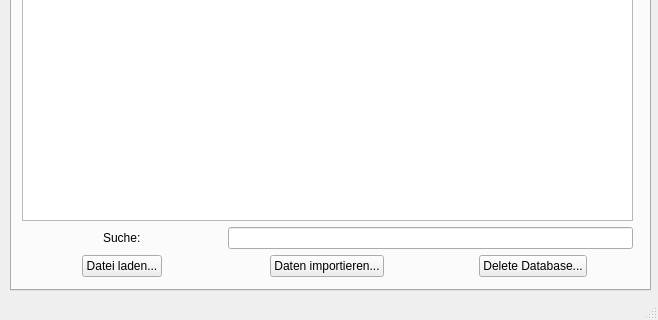
Qt form gui/bbss_tabbed_gui.ui (wichmann/bbss) before a commit; both pictures show x 0 to 658 and y 469 to 789 of the 658 by 789 pixel window.
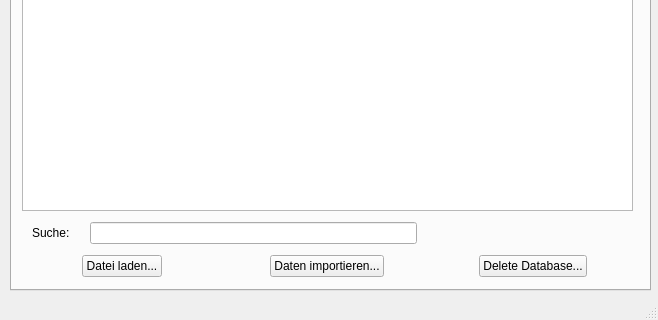
The same form after that commit.

Commit message: Improved graphical user interface.

```diff
--- a/gui/bbss_tabbed_gui.ui
+++ b/gui/bbss_tabbed_gui.ui
@@ -46,7 +46,24 @@
        </rect>
       </property>
       <layout class="QGridLayout" name="gridLayout">
-       <item row="4" column="1" alignment="Qt::AlignHCenter">
+       <item row="5" column="0" alignment="Qt::AlignHCenter">
+        <widget class="QPushButton" name="load_file_button">
+         <property name="text">
+          <string>Datei laden...</string>
+         </property>
+        </widget>
+       </item>
+       <item row="0" column="0" colspan="3">
+        <widget class="QLabel" name="label_8">
+         <property name="text">
+          <string>Importierte Schüler:</string>
+         </property>
+         <property name="buddy">
+          <cstring>import_data_tableview</cstring>
+         </property>
+        </widget>
+       </item>
+       <item row="5" column="1" alignment="Qt::AlignHCenter">
         <widget class="QPushButton" name="import_data_button">
          <property name="text">
           <string>Daten importieren...</string>
@@ -56,22 +73,41 @@
        <item row="1" column="0" colspan="3">
         <widget class="QTableView" name="import_data_tableview"/>
        </item>
-       <item row="4" column="2" alignment="Qt::AlignHCenter">
+       <item row="5" column="2" alignment="Qt::AlignHCenter">
         <widget class="QPushButton" name="delete_database_button">
          <property name="text">
           <string>Delete Database...</string>
          </property>
         </widget>
        </item>
-       <item row="4" column="0" alignment="Qt::AlignHCenter">
-        <widget class="QPushButton" name="load_file_button">
-         <property name="text">
-          <string>Datei laden...</string>
+       <item row="3" column="0" colspan="3">
+        <layout class="QHBoxLayout" name="horizontalLayout_2">
+         <property name="leftMargin">
+          <number>10</number>
          </property>
-        </widget>
-       </item>
-       <item row="3" column="0" alignment="Qt::AlignHCenter">
+         <property name="topMargin">
+          <number>5</number>
+         </property>
+         <property name="rightMargin">
+          <number>10</number>
+         </property>
+         <property name="bottomMargin">
+          <number>5</number>
+         </property>
+         <item>
         <widget class="QLabel" name="label">
+           <property name="sizePolicy">
+            <sizepolicy hsizetype="Minimum" vsizetype="Preferred">
+             <horstretch>0</horstretch>
+             <verstretch>0</verstretch>
+            </sizepolicy>
+           </property>
+           <property name="minimumSize">
+            <size>
+             <width>52</width>
+             <height>0</height>
+            </size>
+           </property>
          <property name="text">
           <string>Suche:</string>
          </property>
@@ -80,18 +116,33 @@
          </property>
         </widget>
        </item>
-       <item row="3" column="1" colspan="2">
-        <widget class="QLineEdit" name="import_filter_text"/>
-       </item>
-       <item row="0" column="0" colspan="3">
-        <widget class="QLabel" name="label_8">
+         <item>
+          <widget class="QLineEdit" name="import_filter_text">
+           <property name="sizePolicy">
+            <sizepolicy hsizetype="Expanding" vsizetype="Fixed">
+             <horstretch>0</horstretch>
+             <verstretch>0</verstretch>
+            </sizepolicy>
+           </property>
+           <property name="maxLength">
+            <number>50</number>
+           </property>
+          </widget>
+         </item>
+         <item>
+          <widget class="QLabel" name="search_result_label">
+           <property name="minimumSize">
+            <size>
+             <width>200</width>
+             <height>0</height>
+            </size>
+           </property>
          <property name="text">
-          <string>Importierte Schüler:</string>
-         </property>
-         <property name="buddy">
-          <cstring>import_data_tableview</cstring>
-         </property>
-        </widget>
+            <string/>
+           </property>
+          </widget>
+         </item>
+        </layout>
        </item>
       </layout>
      </widget>
@@ -111,7 +162,7 @@
       </property>
       <layout class="QVBoxLayout" name="verticalLayout">
        <item>
-        <widget class="QLabel" name="label_6">
+        <widget class="QLabel" name="added_student_table_label">
          <property name="text">
           <string>Hinzugefügte Schüler:</string>
          </property>
@@ -134,7 +185,7 @@
         </widget>
        </item>
        <item>
-        <widget class="QLabel" name="label_7">
+        <widget class="QLabel" name="removed_student_table_label">
          <property name="text">
           <string>Gelöschte Schüler:</string>
          </property>
```
Lines whose indentation alone changed are shown as unchanged. The commit also changes 3 other files.
